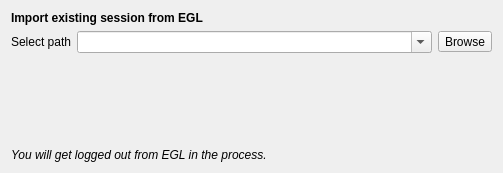
Qt form rare/ui/components/dialogs/login/import_login.ui (RareDevs/Rare) before a commit.
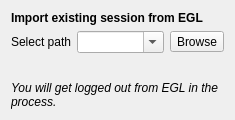
The same form after that commit.

Commit message:
Use SlidingStackedWidget for the login dialog.
Also fixes the login window missing dialog type hints for the window manager.

```diff
--- a/rare/ui/components/dialogs/login/import_login.ui
+++ b/rare/ui/components/dialogs/login/import_login.ui
@@ -6,30 +6,25 @@
             <rect>
                 <x>0</x>
                 <y>0</y>
-                <width>503</width>
-                <height>173</height>
+    <width>235</width>
+    <height>120</height>
             </rect>
         </property>
         <property name="windowTitle">
             <string notr="true">ImportLogin</string>
         </property>
         <layout class="QGridLayout" name="import_layout">
-            <item row="3" column="0" colspan="3" alignment="Qt::AlignBottom">
-                <widget class="QLabel" name="info_label">
-                    <property name="font">
-                        <font>
-                            <italic>true</italic>
-                        </font>
-                    </property>
+   <property name="sizeConstraint">
+    <enum>QLayout::SetDefaultConstraint</enum>
+   </property>
+   <item row="1" column="0">
+    <widget class="QLabel" name="prefix_label">
                     <property name="text">
-                        <string>You will get logged out from EGL in the process.</string>
-                    </property>
-                    <property name="wordWrap">
-                        <bool>true</bool>
+      <string>Select path</string>
                     </property>
                 </widget>
             </item>
-            <item row="0" column="0" colspan="3" alignment="Qt::AlignTop">
+   <item row="0" column="0" colspan="3">
                 <widget class="QLabel" name="title_label">
                     <property name="font">
                         <font>
@@ -42,6 +37,13 @@
                     </property>
                 </widget>
             </item>
+   <item row="1" column="2">
+    <widget class="QToolButton" name="prefix_tool">
+     <property name="text">
+      <string>Browse</string>
+     </property>
+    </widget>
+   </item>
             <item row="1" column="1">
                 <widget class="QComboBox" name="prefix_combo">
                     <property name="sizePolicy">
@@ -55,28 +57,8 @@
                     </property>
                 </widget>
             </item>
-            <item row="1" column="0">
-                <widget class="QLabel" name="prefix_label">
-                    <property name="text">
-                        <string>Select path</string>
-                    </property>
-                </widget>
-            </item>
-            <item row="1" column="2">
-                <widget class="QToolButton" name="prefix_tool">
-                    <property name="text">
-                        <string>Browse</string>
-                    </property>
-                </widget>
-            </item>
             <item row="2" column="1" colspan="2">
                 <widget class="QLabel" name="status_label">
-                    <property name="sizePolicy">
-                        <sizepolicy hsizetype="Preferred" vsizetype="Expanding">
-                            <horstretch>0</horstretch>
-                            <verstretch>0</verstretch>
-                        </sizepolicy>
-                    </property>
                     <property name="font">
                         <font>
                             <italic>true</italic>
@@ -85,8 +67,39 @@
                     <property name="text">
                         <string notr="true"/>
                     </property>
-                </widget>
-            </item>
+     <property name="wordWrap">
+      <bool>true</bool>
+     </property>
+    </widget>
+   </item>
+   <item row="4" column="0" colspan="3">
+    <widget class="QLabel" name="info_label">
+     <property name="font">
+      <font>
+       <italic>true</italic>
+      </font>
+     </property>
+     <property name="text">
+      <string>You will get logged out from EGL in the process.</string>
+     </property>
+     <property name="wordWrap">
+      <bool>true</bool>
+     </property>
+    </widget>
+   </item>
+   <item row="3" column="0" colspan="3">
+    <spacer name="vspacer">
+     <property name="orientation">
+      <enum>Qt::Vertical</enum>
+     </property>
+     <property name="sizeHint" stdset="0">
+      <size>
+       <width>0</width>
+       <height>0</height>
+      </size>
+     </property>
+    </spacer>
+   </item>
         </layout>
     </widget>
     <resources/>
```
Lines whose indentation alone changed are shown as unchanged. The commit also changes 11 other files.
